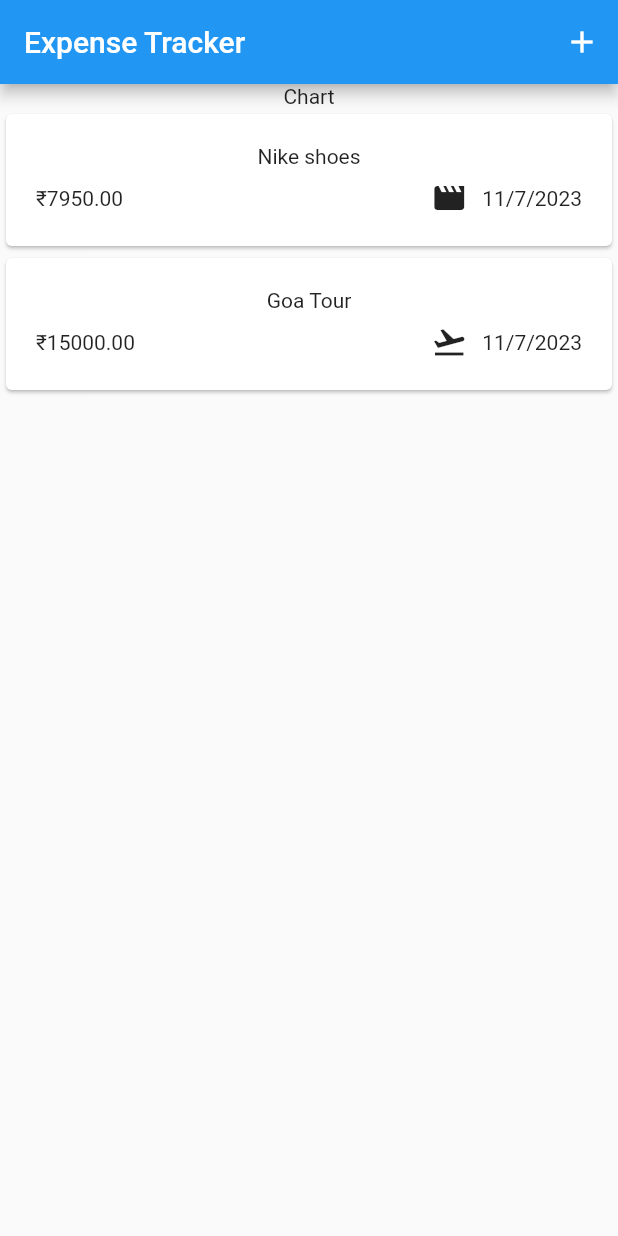
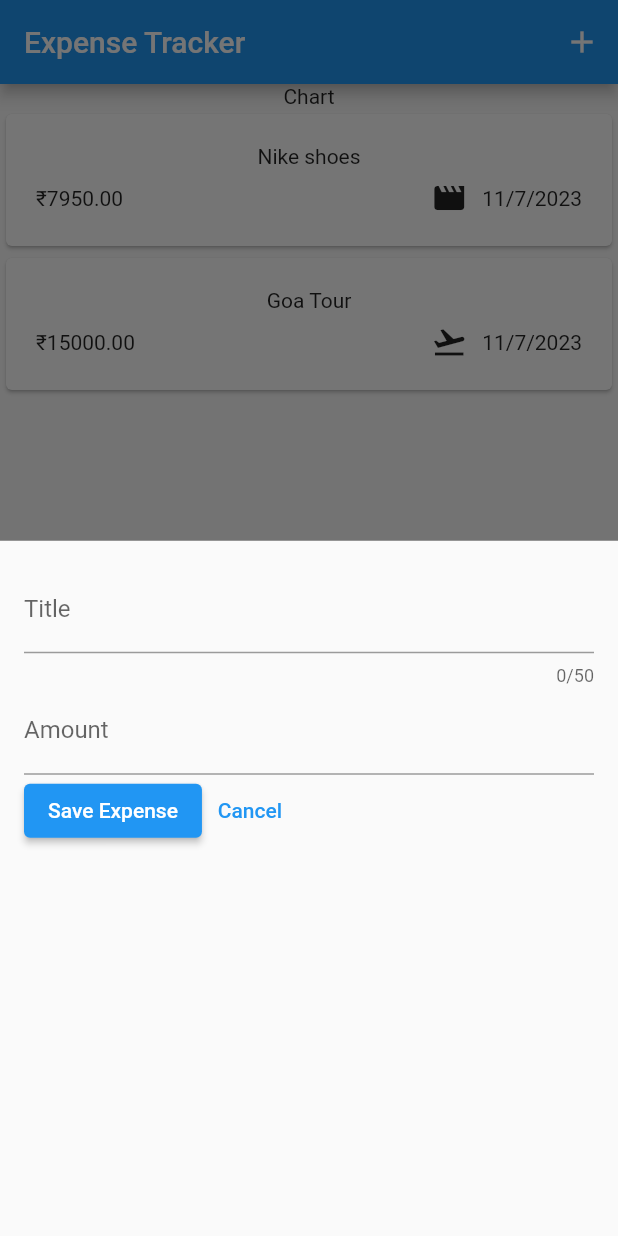
Before and after one commit to sharmakeshav10/Flutter_mini-proejcts, a Flutter app: the screen it shows after launch, after a tap on the "add" icon, on a phone screen of 412 x 824 dp. Run offline on Flutter 3.47's test engine with Material 2 defaults, Android fonts, the phone set to English and light mode, and no system bars; our stand-ins replace battery, device_info, google_fonts.

Commit message:
created a modal overlay for adding new expense through the UI

```diff
--- a/expense_tracker/lib/widgets/expenses.dart
+++ b/expense_tracker/lib/widgets/expenses.dart
@@ -1,5 +1,6 @@
 import 'package:expense_tracker/widgets/expenses_list/expenses_list.dart';
 import 'package:expense_tracker/models/expense.dart';
+import 'package:expense_tracker/widgets/new_expense.dart';
 import 'package:flutter/material.dart';
 
 class Expenses extends StatefulWidget {
@@ -25,12 +26,24 @@ class _ExpensesState extends State<Expenses> {
         category: Category.travel),
   ];
 
+  void _openModalSheetOverlay() {
+    showModalBottomSheet(
+      context: context,
+      builder: (ctx) => NewExpense(),
+    );
+  }
+
   @override
   Widget build(BuildContext context) {
     return Scaffold(
       appBar: AppBar(
         title: const Text('Expense Tracker'),
-        actions: [IconButton(onPressed: () {}, icon: const Icon(Icons.add))],
+        actions: [
+          IconButton(
+            onPressed: _openModalSheetOverlay,
+            icon: const Icon(Icons.add),
+          )
+        ],
       ),
       body: Center(
         child: Column(children: [
--- /dev/null
+++ b/expense_tracker/lib/widgets/new_expense.dart
@@ -0,0 +1,65 @@
+import 'package:flutter/material.dart';
+
+class NewExpense extends StatefulWidget {
+  const NewExpense({super.key});
+
+  @override
+  State<NewExpense> createState() {
+    return _NewExpenseState();
+  }
+}
+
+class _NewExpenseState extends State<NewExpense> {
+  //to get the user input value from onChange
+  final _titleController = TextEditingController();
+  final _amountController = TextEditingController();
+
+  @override
+  void dispose() {
+    _titleController.dispose();
+    _amountController.dispose();
+    super.dispose();
+  }
+
+  @override
+  Widget build(BuildContext context) {
+    return Padding(
+        padding: EdgeInsets.all(16),
+        child: Column(
+          children: [
+            TextField(
+              controller: _titleController,
+              decoration: const InputDecoration(
+                label: Text('Title'),
+              ),
+              maxLength: 50,
+            ),
+            TextField(
+              controller: _amountController,
+              keyboardType: TextInputType.number,
+              decoration: const InputDecoration(
+                prefixText: '₹ ',
+                label: Text('Amount'),
+              ),
+            ),
+            Row(
+              children: [
+                ElevatedButton(
+                  onPressed: () {
+                    print(_titleController.text);
+                    print(_amountController.text);
+                  },
+                  child: Text('Save Expense'),
+                ),
+                TextButton(
+                  onPressed: () {
+                    Navigator.pop(context);
+                  },
+                  child: Text('Cancel'),
+                )
+              ],
+            )
+          ],
+        ));
+  }
+}
```
